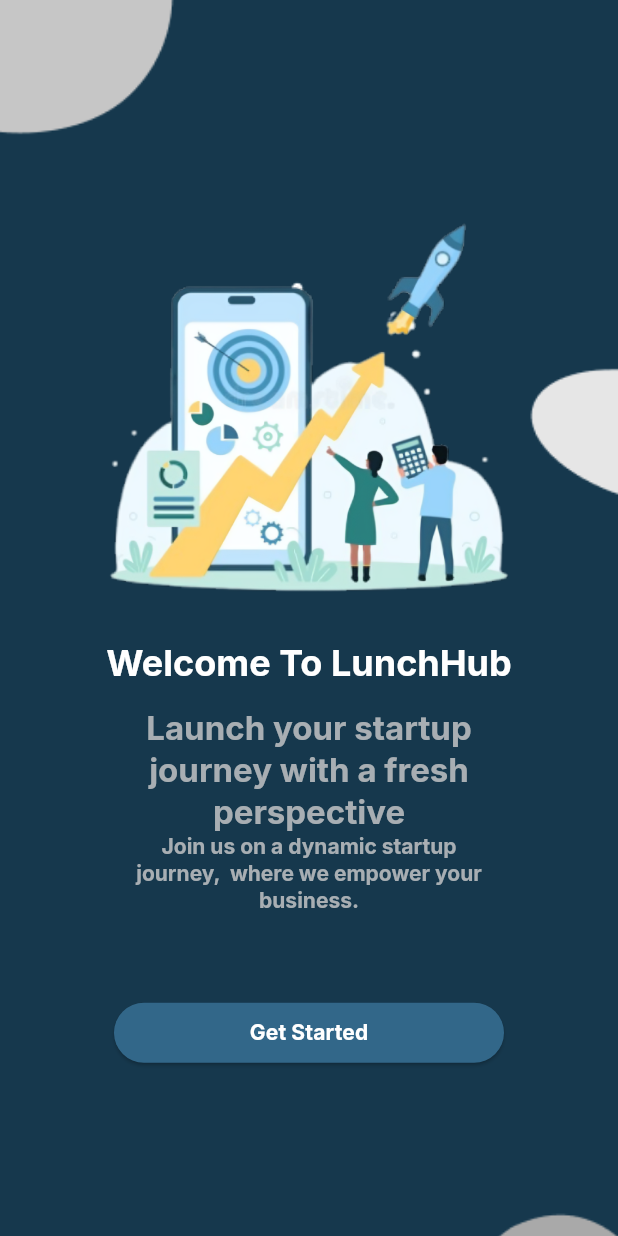
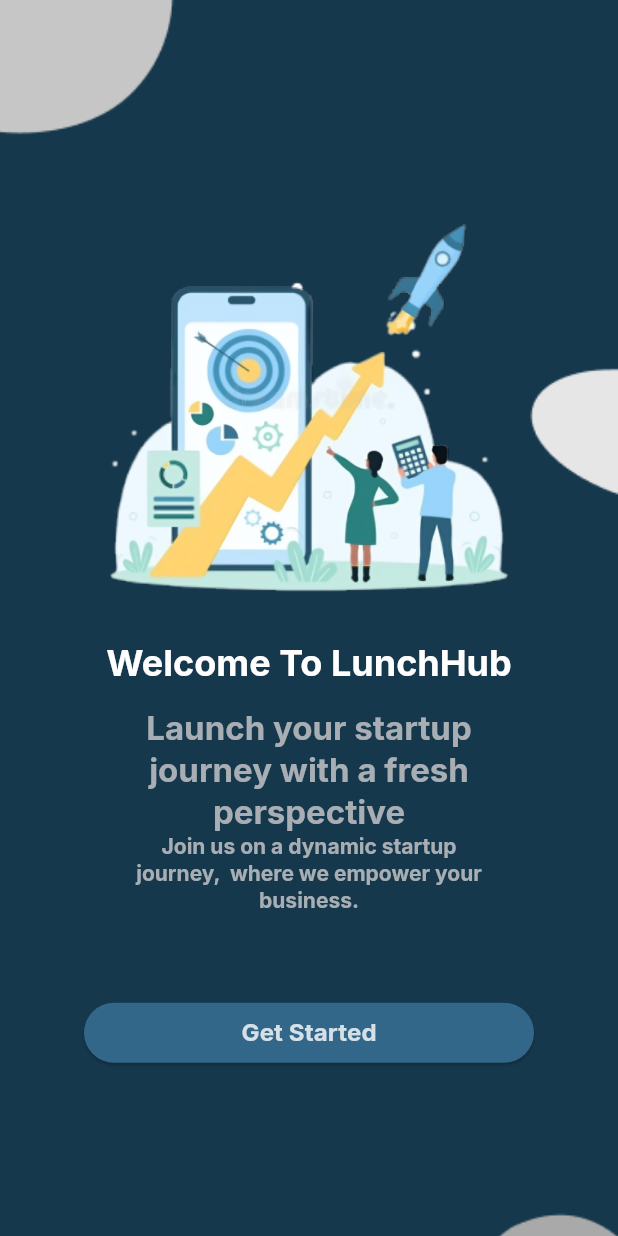
Before and after one commit to Ali-Elchab/launch-hub, a Flutter app: the screen it shows after launch, on a phone screen of 412 x 824 dp. Run offline on Flutter 3.47's test engine with Material 3 defaults, Android fonts, the phone set to English and light mode, and no system bars; our stand-ins replace google_fonts.

Commit message:
Fronend: Created submit button widget

```diff
--- a/launchhub_frontend/lib/widgets/submit_button.dart
+++ b/launchhub_frontend/lib/widgets/submit_button.dart
@@ -8,7 +8,7 @@ class SubmitButton extends StatelessWidget {
   @override
   Widget build(BuildContext context) {
     return SizedBox(
-      width: 260,
+      width: double.infinity,
       child: ElevatedButton(
         onPressed: onPressed,
         style: TextButton.styleFrom(
@@ -16,11 +16,10 @@ class SubmitButton extends StatelessWidget {
         ),
         child: Text(
           text,
-          style: const TextStyle(
-              color: Colors.white,
-              fontFamily: 'inter',
-              fontSize: 14,
-              fontWeight: FontWeight.bold),
+          style: Theme.of(context).textTheme.labelLarge!.copyWith(
+              color: const Color.fromARGB(204, 255, 255, 255),
+              fontWeight: FontWeight.bold,
+              fontSize: 16),
         ),
       ),
     );
```
